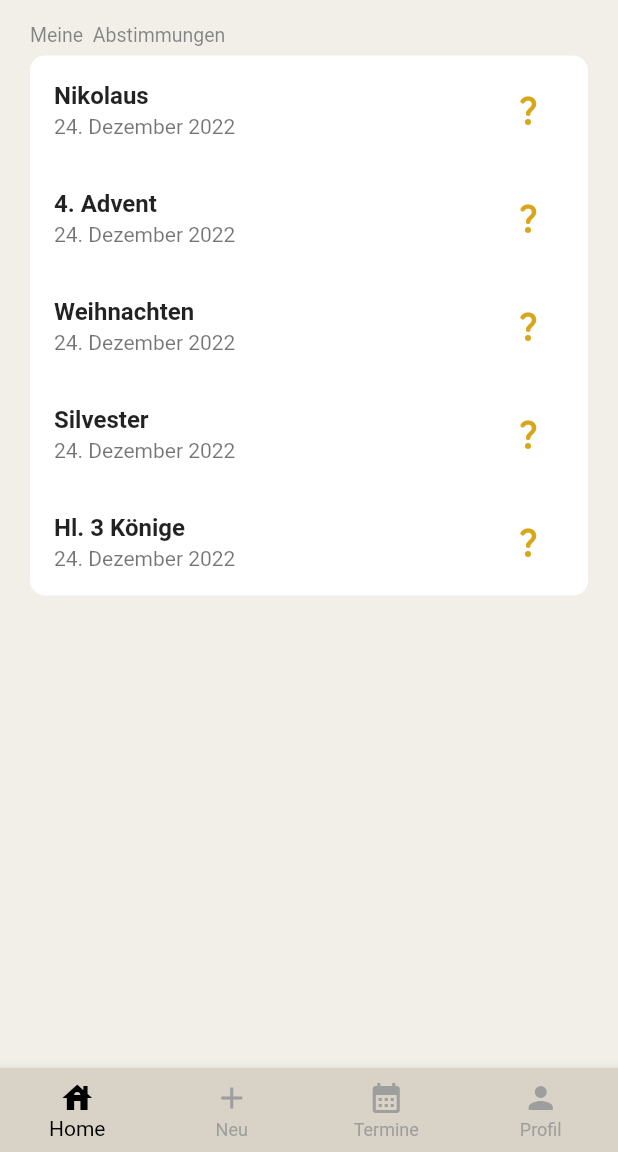
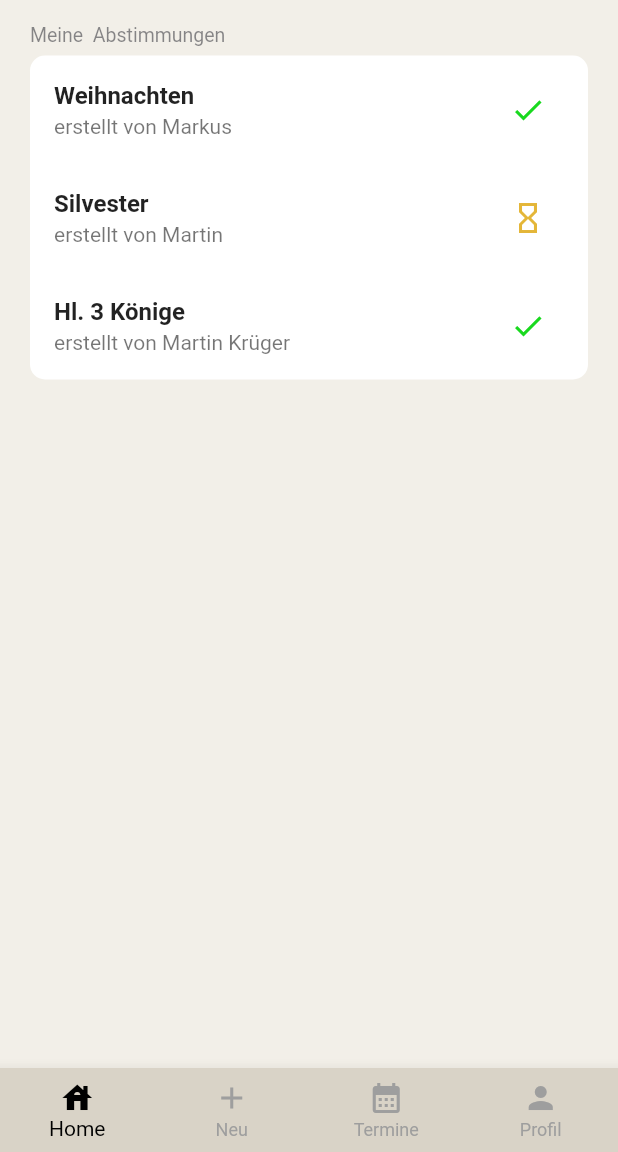
Before and after one commit to hytechat/termino-dev, a Flutter app: the screen it shows after launch, after a tap on "Login", on a phone screen of 412 x 824 dp, the part 84-1236 px from its top. Run offline on Flutter 3.47's test engine with Material 2 defaults, Android fonts, the phone set to English and light mode, and no system bars; our stand-ins replace email_validator, flutter_tts, fluttertoast, image_picker, shared_preferences, string_validator; missing offline and left inert: syncfusion_flutter_pdfviewer, syncfusion_flutter_pdfviewer_web.

Commit message:
Home.page linkt jetzt zum one_meeting.json In one_meeting.json können mehrere Meetings eingetragen werden Anpassungen der Abstimmungen auf home.page

```diff
--- a/frontend/assets/data/one_meeting.json
+++ b/frontend/assets/data/one_meeting.json
@@ -2,7 +2,7 @@
     "id": "666",
     "title": "Wichtiges Meeting",
     "place": "Termino HQ",
-    "description": "Eine Beschreibung die etwas länger ist ... wäre mal cool um zu sehen, wie sich das Feld verhält ... und da random Buchstaben blöd zu lesen sind, wird jz dieser Text geschrieben",
+    "description": "Wir müssen reden!",
     "organizerName": "Tessa Termino",
     "organizerEmail": "tessa.termino@gmail.com",
     "createdAt": null,
--- a/frontend/lib/data/model/meeting_model.dart
+++ b/frontend/lib/data/model/meeting_model.dart
@@ -28,7 +28,7 @@ class MeetingModel {
     required this.isMailMandatory,
     required this.isMaybeable,
     required this.wholeday,
-    this.isClosed,
+    required this.isClosed,
     this.createdAt,
     this.closedAt,
     this.options,
--- a/frontend/lib/data/repository/meeting_repository.dart
+++ b/frontend/lib/data/repository/meeting_repository.dart
@@ -16,10 +16,10 @@ class JsonMeetingRepository implements MeetingRepostiory {
   @override
   Future<List<MeetingModel>> getMeetingList() async {
     String jsonString =
-        await rootBundle.loadString('lib/assets/data/meeting.json');
-    final Iterable jsonArray = json.decode(jsonString);
+        await rootBundle.loadString('lib/assets/data/one_meeting.json');
+    final jsonArray = json.decode(jsonString) as List ;
     List<MeetingModel> meetingList = List<MeetingModel>.from(
-        jsonArray.map((jsonData) => MeetingModel.fromJson(jsonData)));
+        jsonArray.map((jsonData) => MeetingModel.fromJson(jsonData)).toList());
     return Future.value(meetingList);
   }
 
--- a/frontend/lib/pages/pagesGeruest/views/home_page.dart
+++ b/frontend/lib/pages/pagesGeruest/views/home_page.dart
@@ -10,52 +10,54 @@ import 'package:termino_frontend/config/config_expo.dart';
 import 'package:termino_frontend/data/model/meeting_model.dart';
 import 'package:termino_frontend/data/model/meeting_model.dart';
 import 'package:termino_frontend/data/model/option_model.dart';
+import 'package:termino_frontend/data/model/vote_model.dart';
 import 'package:termino_frontend/data/repository/meeting_repository.dart';
 import 'package:termino_frontend/pages/abstimmung_teilnehmen_popUP/viewsa/abstimmung_teilnehmen_page.dart';
 import 'package:termino_frontend/pages/pagesGeruest/views/register_page.dart';
 import 'package:termino_frontend/pages/pagesGeruest/views/termine_einsehen_page.dart';
 import 'package:termino_frontend/data/repository/meeting_repository.dart';
+import 'dart:async' show Future;
+import 'package:flutter/services.dart' show rootBundle;
+import 'dart:convert';
+import 'package:flutter/services.dart';
+
 
 class HomePage extends StatefulWidget {
-late MeetingModel geholtesMeeting;
-late OptionModel optionModel;
 
-MeetingModel nikolaus = new MeetingModel(
-  id: '1',
-  title: 'Nikolaus',
-  place: 'Zuhause',
-  description: 'Keine',
-  organizerName:'Martin',
-  organizerEmail: 'niko@laus.at',
-  isVoteAnonymous: true,
-  isMailMandatory: false,
-  isMaybeable: false,
-  wholeday: false);
 
-MeetingModel weihnachten = new MeetingModel(
-  id: '2',
-  title: 'Weihnachten',
-  place: 'Zuhause',
-  description: 'Keine',
-  organizerName:'Martin',
-  organizerEmail: 'christ@kind.at',
-  isVoteAnonymous: true,
-  isMailMandatory: false,
-  isMaybeable: false,
-  wholeday: false);
+/*Future<List<MeetingModel>> findAll() async {
+    String jsonFile = await rootBundle.loadString('assets/data/one_meeting.json');
+    final jsonArray = json.decode(jsonFile) as Iterable;
 
+    List<MeetingModel> meetings =
+        List<MeetingModel>.from(jsonArray.map((e) => MeetingModel.fromJson(e)));
+
+    return Future.value(meetings);
+  }
+  */
 
 @override
  _HomePageState createState() => _HomePageState();
 }
 
-//test
-
 class _HomePageState extends State<HomePage> {
   final MeetingRepostiory meetingRepostiory = JsonMeetingRepository();
+  List <MeetingModel> _meetings = [];
 
-  //get meineAbstimmungen => null;
-  final List<String> meineAbstimmungen = ['Nikolaus', '4. Advent', 'Weihnachten','Silvester','Hl. 3 Könige'];
+  List <MeetingModel> _closedmeetings = [];
+  List <MeetingModel> _openmeetings = [];
+
+
+  @override
+  void initState() {
+    super.initState();
+
+    meetingRepostiory.getMeetingList().then((meeting) => {
+          setState(() => {_meetings = meeting})
+        });
+  }
+
+
 
 @override
   Widget build(BuildContext context) {
@@ -81,9 +83,8 @@ Widget _buildMeineAbstimmungen() {
         header: const Text('Meine  Abstimmungen'),
         children: [
           Column(
-            children: meineAbstimmungen
-                .map((item) => _buildVoteOpen(
-                    item)) // meine Idee bei den Map funktionen wäre nur die ersten 3 oder 5 anzuzeigen und dann muss man über view all die anderen ansehen
+            children: _meetings
+                .map((_meetings) => _buildChoose(_meetings))
                 .toList(),
 
           ),
@@ -93,38 +94,50 @@ Widget _buildMeineAbstimmungen() {
   }
 
 
-  Widget _buildVoteFinished(String item) {
-    return ListTile(
+  Widget _buildVoteFinished(MeetingModel meetings) {
+     return ListTile(
       trailing: basicIconButton(
           Icon(Icons.check),
           () {} // hier muss dann das entsprechende fenster geöffnet werden
           ,
-          Color.fromARGB(255, 25, 217, 41)),
+          Color.fromARGB(255, 25, 217, 31)),
       title: Text(
-         item,
+          meetings.title,
           style: TextStyle(
   	      fontWeight: FontWeight.bold),
            ),
-          subtitle: Text('24. Dezember 2022'),
+          subtitle: Text('erstellt von '+meetings.organizerName),
     );
   }
 
 
-   Widget _buildVoteOpen(String item) {
+   Widget _buildVoteOpen(MeetingModel meetings) {
      return ListTile(
       trailing: basicIconButton(
-          Icon(Icons.question_mark_rounded),
+          Icon(Icons.hourglass_empty),
           () {} // hier muss dann das entsprechende fenster geöffnet werden
           ,
-          Color.fromARGB(255, 217, 166, 25)),
+          Color.fromARGB(255, 228, 182, 56)),
       title: Text(
-          item,
+          meetings.title,
           style: TextStyle(
   	      fontWeight: FontWeight.bold),
            ),
-          subtitle: Text('24. Dezember 2022'),
+          subtitle: Text('erstellt von '+meetings.organizerName),
     );
   }
+
+  Widget _buildChoose(MeetingModel meetings) {
+      if(!meetings.getStatus()!){
+         return
+          _buildVoteOpen(meetings);
+      }
+      else
+       {
+        return
+          _buildVoteFinished(meetings);
+      }
+      }
 
 
 
--- a/frontend/lib/pages/pagesGeruest/views/termin_erstellen.dart
+++ b/frontend/lib/pages/pagesGeruest/views/termin_erstellen.dart
@@ -189,6 +189,7 @@ class _TerminErstellenPageState extends State<TerminErstellenPage> {
                 isMailMandatory: _isEmailOptional.value,
                 isMaybeable: _isMayable.value,
                 wholeday: _isGanzTagTermin.value,
+                isClosed: false
                 //,
                 //options: options
               );
--- a/frontend/pubspec.yaml
+++ b/frontend/pubspec.yaml
@@ -80,6 +80,7 @@ flutter:
     - assets/
     - assets/empty.pdf
     - assets/data/one_meeting.json
+    - lib/assets/data/one_meeting.json
 
   # An image asset can refer to one or more resolution-specific "variants", see
   # https://flutter.dev/assets-and-images/#resolution-aware.
```
Also changed, not shown: frontend/lib/assets/data/one_meeting.json (+65 -4 lines), frontend/lib/data/model/vote_model.dart (+8 -1 lines).
